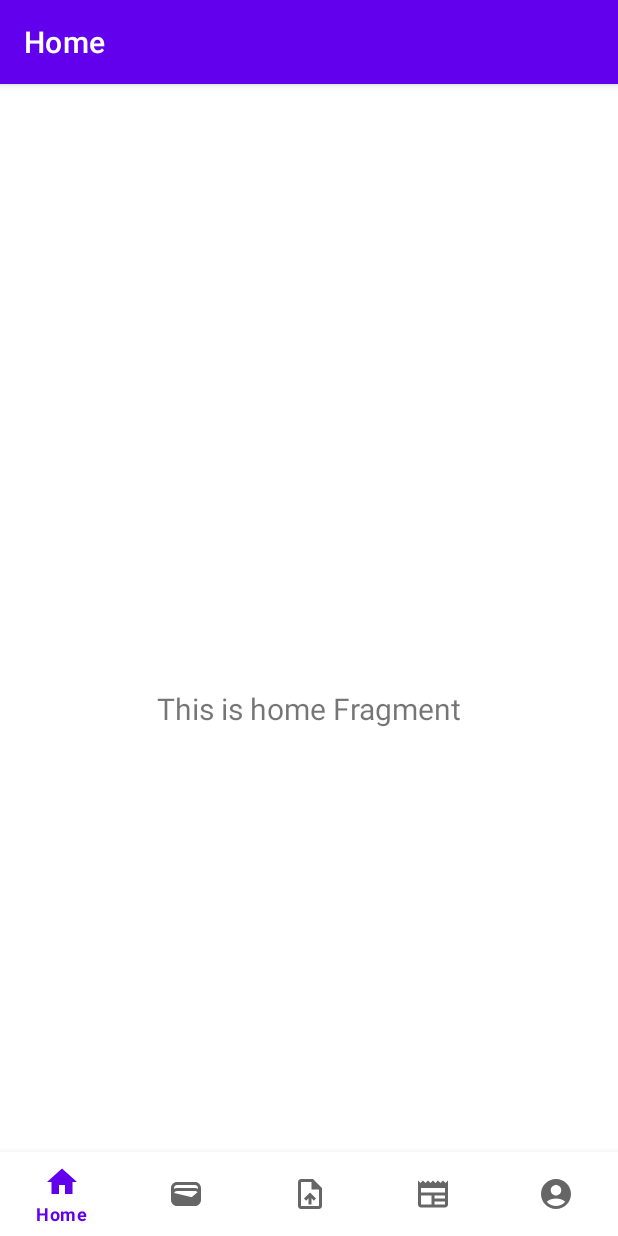
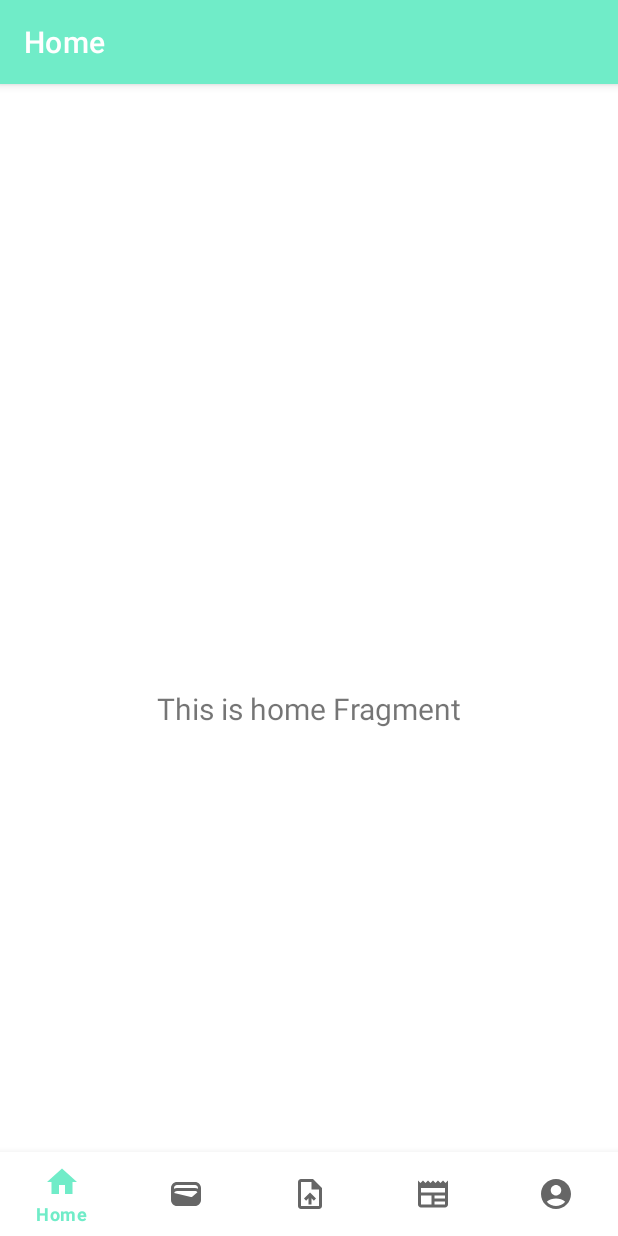
Before and after one commit to faishl039/Trashure, an Android app: the screen it shows after launch (MainActivity), on a phone screen of 412 x 824 dp. Run offline under Robolectric (Android 15) with nearby library versions, the light colour scheme and no system bars; our stand-ins replace navigation-ui.

Commit message:
changing color

```diff
--- a/app/src/main/res/values-night/themes.xml
+++ b/app/src/main/res/values-night/themes.xml
@@ -2,8 +2,8 @@
     <!-- Base application theme. -->
     <style name="Theme.Trashure" parent="Theme.MaterialComponents.DayNight.DarkActionBar">
         <!-- Primary brand color. -->
-        <item name="colorPrimary">@color/purple_200</item>
-        <item name="colorPrimaryVariant">@color/purple_700</item>
+        <item name="colorPrimary">@color/tosca</item>
+        <item name="colorPrimaryVariant">@color/tosca_darken</item>
         <item name="colorOnPrimary">@color/black</item>
         <!-- Secondary brand color. -->
         <item name="colorSecondary">@color/teal_200</item>
--- a/app/src/main/res/values/colors.xml
+++ b/app/src/main/res/values/colors.xml
@@ -7,4 +7,7 @@
     <color name="teal_700">#FF018786</color>
     <color name="black">#FF000000</color>
     <color name="white">#FFFFFFFF</color>
+
+    <color name="tosca">#70ECC8</color>
+    <color name="tosca_darken">#4ADDB2</color>
 </resources>
--- a/app/src/main/res/values/themes.xml
+++ b/app/src/main/res/values/themes.xml
@@ -2,8 +2,8 @@
     <!-- Base application theme. -->
     <style name="Theme.Trashure" parent="Theme.MaterialComponents.DayNight.DarkActionBar">
         <!-- Primary brand color. -->
-        <item name="colorPrimary">@color/purple_500</item>
-        <item name="colorPrimaryVariant">@color/purple_700</item>
+        <item name="colorPrimary">@color/tosca</item>
+        <item name="colorPrimaryVariant">@color/tosca_darken</item>
         <item name="colorOnPrimary">@color/white</item>
         <!-- Secondary brand color. -->
         <item name="colorSecondary">@color/teal_200</item>
```
